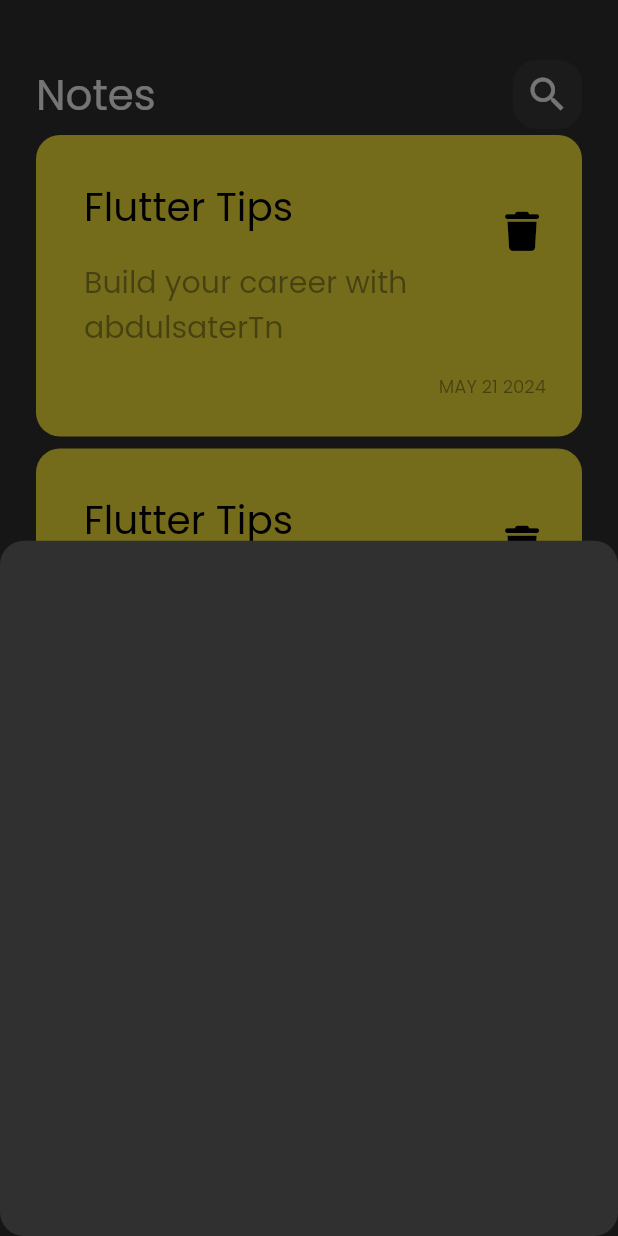
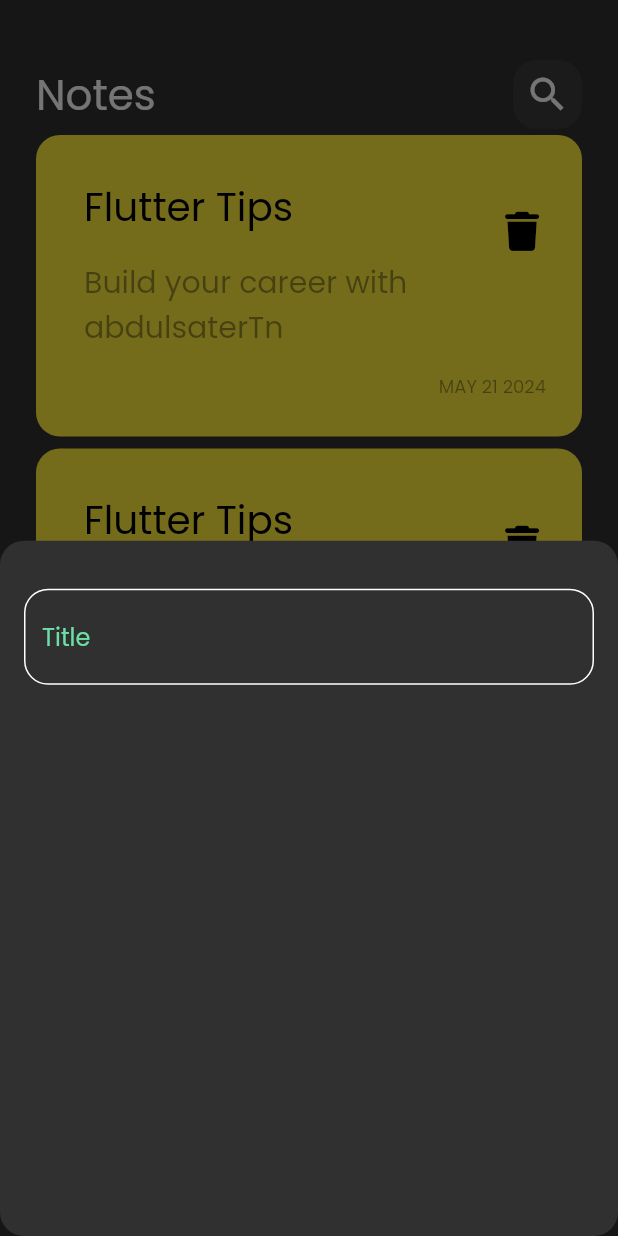
Before and after one commit to abdulsatertn/notes.app, a Flutter app: the screen it shows after launch, after a tap on the "add" icon, on a phone screen of 412 x 824 dp. Run offline on Flutter 3.47's test engine with Material 2 defaults, Android fonts, the phone set to English and light mode, and no system bars; our stand-ins replace font_awesome_flutter.

Commit message:
decurating text field

```diff
--- /dev/null
+++ b/lib/constants.dart
@@ -0,0 +1,3 @@
+import 'package:flutter/material.dart';
+
+const kPrimaryColor = Color.fromARGB(255, 106, 223, 166);
--- a/lib/view/widgets/add_note_bottom_sheet.dart
+++ b/lib/view/widgets/add_note_bottom_sheet.dart
@@ -1,10 +1,23 @@
 import 'package:flutter/material.dart';
+import 'package:notes_app/view/widgets/custom_text_field.dart';
 
 class AddNoteBottomSheet extends StatelessWidget {
   const AddNoteBottomSheet({super.key});
 
   @override
   Widget build(BuildContext context) {
-    return Container();
+    return Padding(
+      padding: EdgeInsets.symmetric(
+        horizontal: 16,
+      ),
+      child: Column(
+        children: [
+          SizedBox(
+            height: 32,
+          ),
+          CustomTextField(),
+        ],
+      ),
+    );
   }
 }
--- /dev/null
+++ b/lib/view/widgets/custom_text_field.dart
@@ -0,0 +1,33 @@
+import 'package:flutter/material.dart';
+import 'package:notes_app/constants.dart';
+
+class CustomTextField extends StatelessWidget {
+  const CustomTextField({super.key});
+
+  @override
+  Widget build(BuildContext context) {
+    return TextField(
+      cursorColor: kPrimaryColor,
+      decoration: InputDecoration(
+        hintText: 'Title',
+        hintStyle: const TextStyle(
+          color: kPrimaryColor,
+        ),
+        border: buildBorder(),
+        enabledBorder: buildBorder(),
+        focusedBorder: buildBorder(
+          color: kPrimaryColor,
+        ),
+      ),
+    );
+  }
+
+  OutlineInputBorder buildBorder({color}) {
+    return OutlineInputBorder(
+      borderRadius: BorderRadius.circular(16),
+      borderSide: BorderSide(
+        color: color ?? Colors.white,
+      ),
+    );
+  }
+}
```
